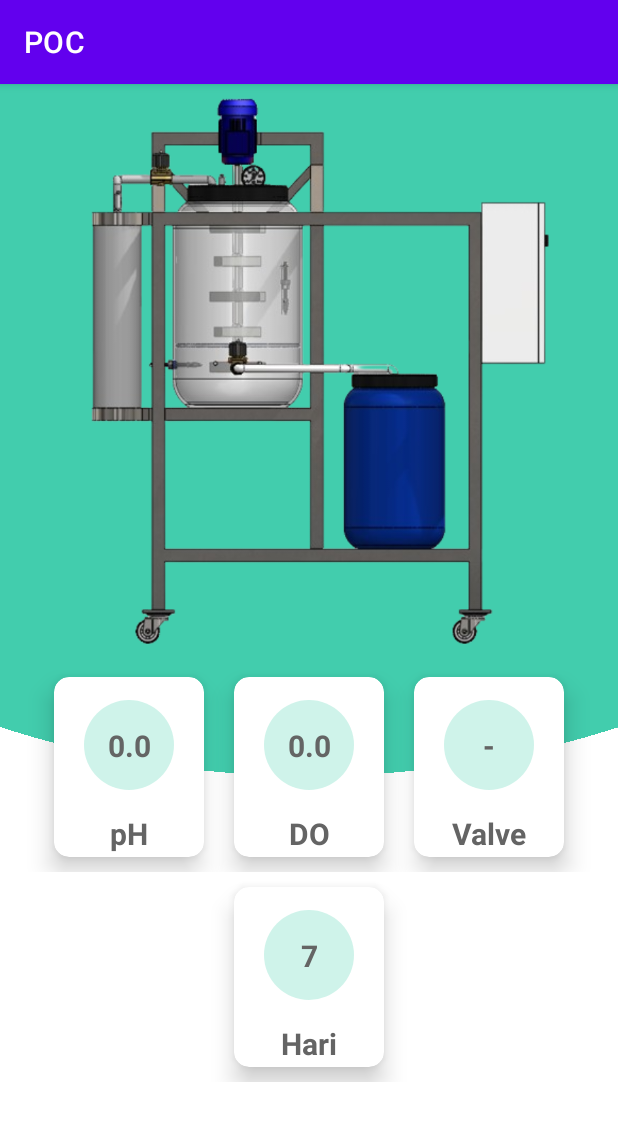
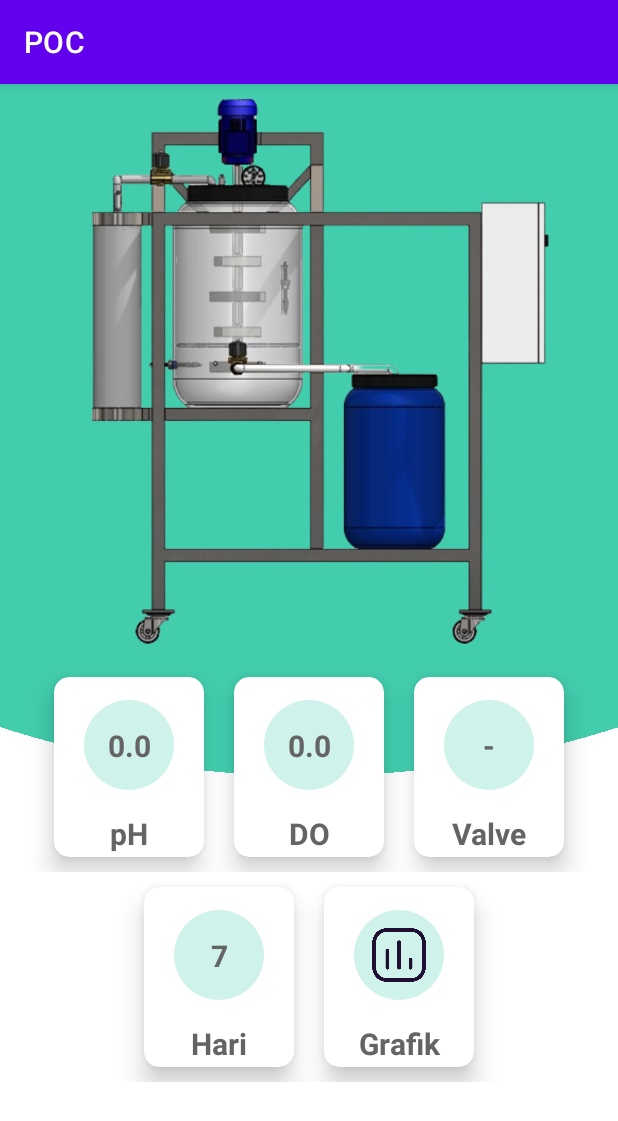
Before and after one commit to herdikamy/MyLOFF, an Android app: the fragment HomeFragment shown on its own in the app's theme, on a phone screen of 412 x 824 dp. Shown: the top 1121 px of the screen. Run offline under Robolectric (Android 15) with nearby library versions, the light colour scheme and no system bars; our stand-ins replace Firebase (no records; nobody signed in at launch, a user with empty details on screens opened directly).

Commit message:
first commit

```diff
--- a/app/src/main/res/layout/fragment_home.xml
+++ b/app/src/main/res/layout/fragment_home.xml
@@ -269,49 +269,49 @@
                                                 </LinearLayout>
                                         </androidx.cardview.widget.CardView>
 
-<!--                                        <androidx.cardview.widget.CardView-->
-<!--                                            android:id="@+id/cardChart"-->
-<!--                                            android:layout_width="100dp"-->
-<!--                                            android:layout_height="120dp"-->
-<!--                                            android:layout_margin="10dp"-->
-<!--                                            app:cardCornerRadius="10dp"-->
-<!--                                            app:cardElevation="10dp"-->
-<!--                                            app:cardBackgroundColor="@color/white">-->
+                                        <androidx.cardview.widget.CardView
+                                            android:id="@+id/cardChart"
+                                            android:layout_width="100dp"
+                                            android:layout_height="120dp"
+                                            android:layout_margin="10dp"
+                                            app:cardCornerRadius="10dp"
+                                            app:cardElevation="10dp"
+                                            app:cardBackgroundColor="@color/white">
 
-<!--                                                <LinearLayout-->
-<!--                                                    android:layout_width="match_parent"-->
-<!--                                                    android:layout_height="match_parent"-->
-<!--                                                    android:orientation="vertical">-->
+                                                <LinearLayout
+                                                    android:layout_width="match_parent"
+                                                    android:layout_height="match_parent"
+                                                    android:orientation="vertical">
 
-<!--                                                        <androidx.constraintlayout.widget.ConstraintLayout-->
-<!--                                                            android:layout_width="60dp"-->
-<!--                                                            android:layout_height="60dp"-->
-<!--                                                            android:layout_gravity="center"-->
-<!--                                                            android:layout_margin="15dp"-->
-<!--                                                            android:background="@drawable/background_oval">-->
+                                                        <androidx.constraintlayout.widget.ConstraintLayout
+                                                            android:layout_width="60dp"
+                                                            android:layout_height="60dp"
+                                                            android:layout_gravity="center"
+                                                            android:layout_margin="15dp"
+                                                            android:background="@drawable/background_oval">
 
-<!--                                                                <ImageView-->
-<!--                                                                    android:id="@+id/imageView8"-->
-<!--                                                                    android:layout_width="40dp"-->
-<!--                                                                    android:layout_height="40dp"-->
-<!--                                                                    app:layout_constraintBottom_toBottomOf="parent"-->
-<!--                                                                    app:layout_constraintEnd_toEndOf="parent"-->
-<!--                                                                    app:layout_constraintStart_toStartOf="parent"-->
-<!--                                                                    app:layout_constraintTop_toTopOf="parent"-->
-<!--                                                                    app:srcCompat="@drawable/chart" />-->
-<!--                                                        </androidx.constraintlayout.widget.ConstraintLayout>-->
+                                                                <ImageView
+                                                                    android:id="@+id/imageView8"
+                                                                    android:layout_width="40dp"
+                                                                    android:layout_height="40dp"
+                                                                    app:layout_constraintBottom_toBottomOf="parent"
+                                                                    app:layout_constraintEnd_toEndOf="parent"
+                                                                    app:layout_constraintStart_toStartOf="parent"
+                                                                    app:layout_constraintTop_toTopOf="parent"
+                                                                    app:srcCompat="@drawable/chart" />
+                                                        </androidx.constraintlayout.widget.ConstraintLayout>
 
-<!--                                                        <TextView-->
-<!--                                                            android:id="@+id/textchart"-->
-<!--                                                            android:layout_width="match_parent"-->
-<!--                                                            android:layout_height="wrap_content"-->
-<!--                                                            android:text="Grafik"-->
-<!--                                                            android:textAlignment="center"-->
-<!--                                                            android:textStyle="bold"-->
-<!--                                                            android:textSize="20sp"-->
-<!--                                                            android:textColor="@color/grey"/>-->
-<!--                                                </LinearLayout>-->
-<!--                                        </androidx.cardview.widget.CardView>-->
+                                                        <TextView
+                                                            android:id="@+id/textchart"
+                                                            android:layout_width="match_parent"
+                                                            android:layout_height="wrap_content"
+                                                            android:text="Grafik"
+                                                            android:textAlignment="center"
+                                                            android:textStyle="bold"
+                                                            android:textSize="20sp"
+                                                            android:textColor="@color/grey"/>
+                                                </LinearLayout>
+                                        </androidx.cardview.widget.CardView>
 
                                 </LinearLayout>
                         </androidx.constraintlayout.widget.ConstraintLayout>
```
